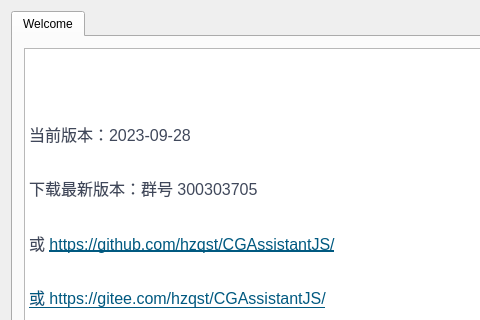
hzqst/CGAssistant, file CGAssistant/mainwindow.ui: the form before one commit; both pictures show x 0 to 480 and y 0 to 320 of the 750 by 500 pixel window.
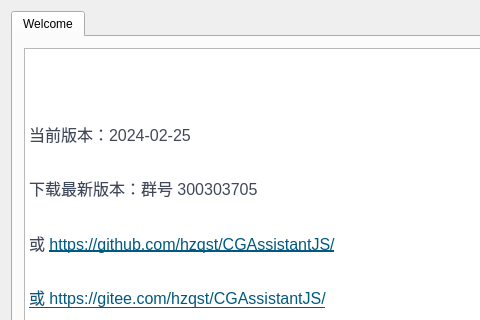
The form after the commit. Icons and pictures are not drawn.

The edit to the form file:
```diff
--- a/CGAssistant/mainwindow.ui
+++ b/CGAssistant/mainwindow.ui
@@ -73,7 +73,7 @@
 &lt;/style&gt;&lt;/head&gt;&lt;body style=&quot; font-family:'SimSun'; font-size:9pt; font-weight:400; font-style:normal;&quot;&gt;
 &lt;p style=&quot; margin-top:0px; margin-bottom:0px; margin-left:0px; margin-right:0px; -qt-block-indent:0; text-indent:0px;&quot;&gt;&lt;img src=&quot;:/logo.png&quot; /&gt;&lt;/p&gt;
 &lt;p style=&quot;-qt-paragraph-type:empty; margin-top:0px; margin-bottom:16px; margin-left:0px; margin-right:0px; -qt-block-indent:0; text-indent:0px; line-height:160%; font-family:'-apple-system,BlinkMacSystemFont,Segoe UI,Helvetica,Arial,Apple Color Emoji,Segoe UI Emoji,Segoe UI Symbol,Liberation Sans,PingFang SC,Microsoft YaHei,Hiragino Sans GB,Wenquanyi Micro Hei,WenQuanYi Zen Hei,ST Heiti,SimHei,SimSun,WenQuanYi Zen Hei Sharp,sans-serif'; font-size:16px; color:#40485b; background-color:#ffffff;&quot;&gt;&lt;br /&gt;&lt;/p&gt;
-&lt;p style=&quot; margin-top:0px; margin-bottom:16px; margin-left:0px; margin-right:0px; -qt-block-indent:0; text-indent:0px; line-height:160%; background-color:#ffffff;&quot;&gt;&lt;span style=&quot; font-family:'-apple-system,BlinkMacSystemFont,Segoe UI,Helvetica,Arial,Apple Color Emoji,Segoe UI Emoji,Segoe UI Symbol,Liberation Sans,PingFang SC,Microsoft YaHei,Hiragino Sans GB,Wenquanyi Micro Hei,WenQuanYi Zen Hei,ST Heiti,SimHei,SimSun,WenQuanYi Zen Hei Sharp,sans-serif'; font-size:16px; color:#40485b; background-color:#ffffff;&quot;&gt;当前版本：2023-09-28&lt;/span&gt;&lt;/p&gt;
+&lt;p style=&quot; margin-top:0px; margin-bottom:16px; margin-left:0px; margin-right:0px; -qt-block-indent:0; text-indent:0px; line-height:160%; background-color:#ffffff;&quot;&gt;&lt;span style=&quot; font-family:'-apple-system,BlinkMacSystemFont,Segoe UI,Helvetica,Arial,Apple Color Emoji,Segoe UI Emoji,Segoe UI Symbol,Liberation Sans,PingFang SC,Microsoft YaHei,Hiragino Sans GB,Wenquanyi Micro Hei,WenQuanYi Zen Hei,ST Heiti,SimHei,SimSun,WenQuanYi Zen Hei Sharp,sans-serif'; font-size:16px; color:#40485b; background-color:#ffffff;&quot;&gt;当前版本：2024-02-25&lt;/span&gt;&lt;/p&gt;
 &lt;p style=&quot; margin-top:0px; margin-bottom:16px; margin-left:0px; margin-right:0px; -qt-block-indent:0; text-indent:0px; line-height:160%; background-color:#ffffff;&quot;&gt;&lt;span style=&quot; font-family:'-apple-system,BlinkMacSystemFont,Segoe UI,Helvetica,Arial,Apple Color Emoji,Segoe UI Emoji,Segoe UI Symbol,Liberation Sans,PingFang SC,Microsoft YaHei,Hiragino Sans GB,Wenquanyi Micro Hei,WenQuanYi Zen Hei,ST Heiti,SimHei,SimSun,WenQuanYi Zen Hei Sharp,sans-serif'; font-size:16px; color:#40485b; background-color:#ffffff;&quot;&gt;下载最新版本：群号 300303705&lt;/span&gt;&lt;/p&gt;
 &lt;p style=&quot; margin-top:0px; margin-bottom:16px; margin-left:0px; margin-right:0px; -qt-block-indent:0; text-indent:0px; line-height:160%; background-color:#ffffff;&quot;&gt;&lt;span style=&quot; font-family:'-apple-system,BlinkMacSystemFont,Segoe UI,Helvetica,Arial,Apple Color Emoji,Segoe UI Emoji,Segoe UI Symbol,Liberation Sans,PingFang SC,Microsoft YaHei,Hiragino Sans GB,Wenquanyi Micro Hei,WenQuanYi Zen Hei,ST Heiti,SimHei,SimSun,WenQuanYi Zen Hei Sharp,sans-serif'; font-size:16px; color:#40485b; background-color:#ffffff;&quot;&gt;或 &lt;/span&gt;&lt;a href=&quot;https://github.com/hzqst/CGAssistant/&quot;&gt;&lt;span style=&quot; font-family:'-apple-system,BlinkMacSystemFont,Segoe UI,Helvetica,Arial,Apple Color Emoji,Segoe UI Emoji,Segoe UI Symbol,Liberation Sans,PingFang SC,Microsoft YaHei,Hiragino Sans GB,Wenquanyi Micro Hei,WenQuanYi Zen Hei,ST Heiti,SimHei,SimSun,WenQuanYi Zen Hei Sharp,sans-serif'; font-size:16px; text-decoration: underline; color:#005980; background-color:transparent;&quot;&gt;https://github.com/hzqst/CGAssistantJS/&lt;/span&gt;&lt;/a&gt;&lt;/p&gt;
 &lt;p style=&quot; margin-top:0px; margin-bottom:16px; margin-left:0px; margin-right:0px; -qt-block-indent:0; text-indent:0px; line-height:160%; background-color:#ffffff;&quot;&gt;&lt;a href=&quot;https://github.com/hzqst/CGAssistantJS/issues&quot;&gt;&lt;span style=&quot; font-family:'-apple-system,BlinkMacSystemFont,Segoe UI,Helvetica,Arial,Apple Color Emoji,Segoe UI Emoji,Segoe UI Symbol,Liberation Sans,PingFang SC,Microsoft YaHei,Hiragino Sans GB,Wenquanyi Micro Hei,WenQuanYi Zen Hei,ST Heiti,SimHei,SimSun,WenQuanYi Zen Hei Sharp,sans-serif'; font-size:16px; text-decoration: underline; color:#005980; background-color:transparent;&quot;&gt;或 &lt;/span&gt;&lt;/a&gt;&lt;a href=&quot;https://github.com/hzqst/CGAssistant/&quot;&gt;&lt;span style=&quot; font-family:'-apple-system,BlinkMacSystemFont,Segoe UI,Helvetica,Arial,Apple Color Emoji,Segoe UI Emoji,Segoe UI Symbol,Liberation Sans,PingFang SC,Microsoft YaHei,Hiragino Sans GB,Wenquanyi Micro Hei,WenQuanYi Zen Hei,ST Heiti,SimHei,SimSun,WenQuanYi Zen Hei Sharp,sans-serif'; font-size:16px; text-decoration: underline; color:#005980; background-color:transparent;&quot;&gt;https://gitee.com/hzqst/CGAssistantJS/&lt;/span&gt;&lt;/a&gt;&lt;/p&gt;&lt;/body&gt;&lt;/html&gt;</string>
```
